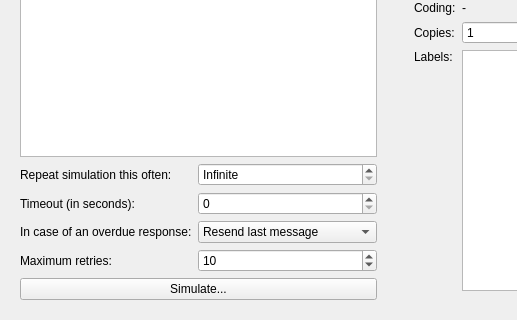
Before: the Qt Designer form data/ui/simulator.ui in jopohl/urh, drawn with Qt 5; both pictures show x 0 to 517 and y 369 to 689 of the 842 by 689 pixel window.
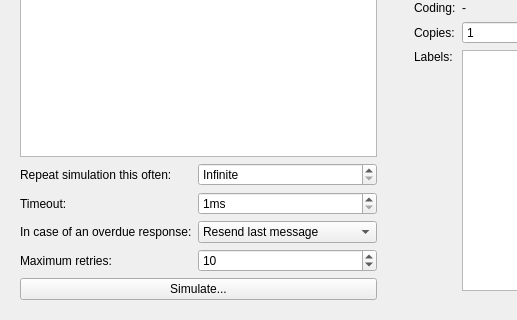
After: the same form once the commit is applied. Icons and pictures are not drawn. Custom widgets are drawn as their Qt base class.

Commit message: Minor stuff: * Timeout Sim in ms * CRC Label check fixed * transcript format improved

The edit to the form file:
```diff
--- a/data/ui/simulator.ui
+++ b/data/ui/simulator.ui
@@ -128,7 +128,7 @@
              <item row="1" column="0">
               <widget class="QLabel" name="label_3">
                <property name="text">
-                <string>Timeout (in seconds):</string>
+                <string>Timeout:</string>
                </property>
               </widget>
              </item>
@@ -140,6 +140,15 @@
                  <verstretch>0</verstretch>
                 </sizepolicy>
                </property>
+               <property name="suffix">
+                <string>ms</string>
+               </property>
+               <property name="minimum">
+                <number>1</number>
+               </property>
+               <property name="maximum">
+                <number>9999999</number>
+               </property>
               </widget>
              </item>
              <item row="2" column="0">
```
The commit also changes 9 other files.
